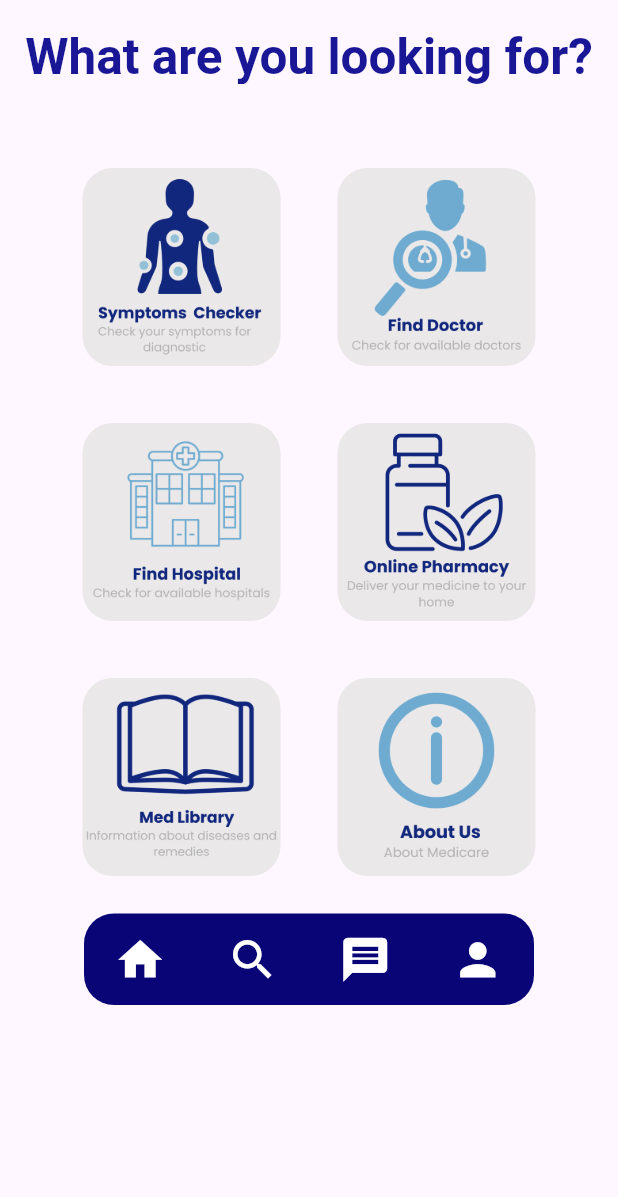
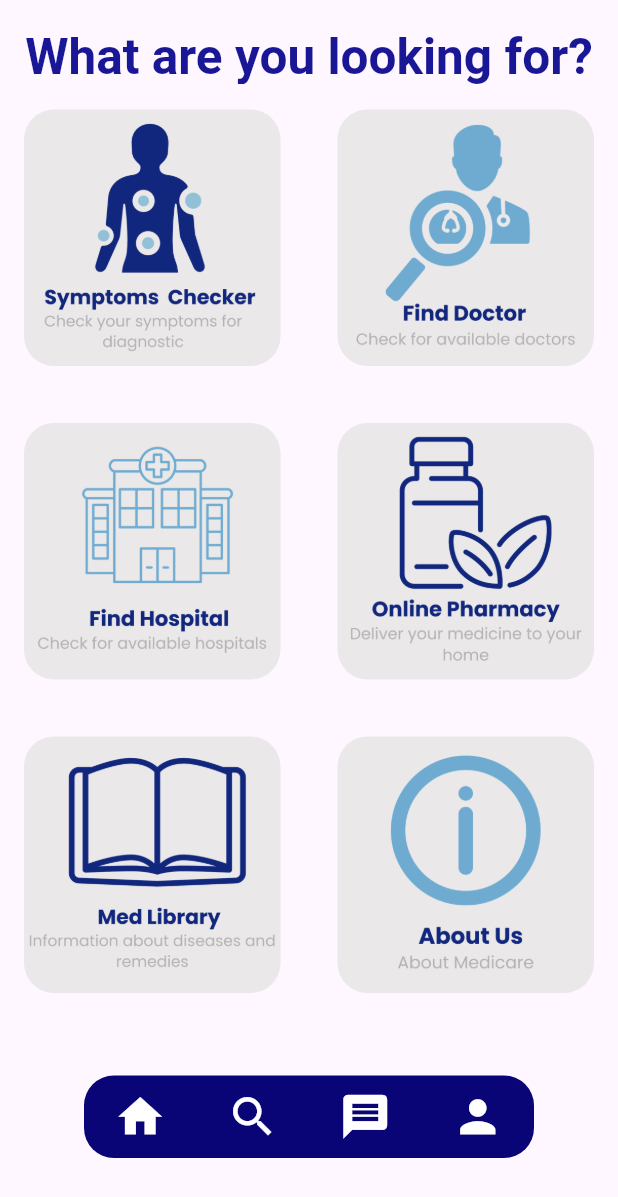
Before and after one commit to Wilmer27-ai/cc206-med_sync, a Flutter app: the screen it shows after launch, on a phone screen of 412 x 824 dp. Shown: the top 1197 px of the screen. Run offline on Flutter 3.47's test engine with Material 3 defaults, Android fonts, the phone set to English and light mode, and no system bars; Roboto replaces fonts that are missing (Poppins).

Commit message:
some changes on the sizes

```diff
--- a/lib/features/med_search.dart
+++ b/lib/features/med_search.dart
@@ -29,7 +29,7 @@ class med_search extends StatelessWidget {
         ),
       ),
       body: SingleChildScrollView(
-        padding: const EdgeInsets.all(40.0),
+        padding: const EdgeInsets.all(1.0),
         child: Column(
           crossAxisAlignment: CrossAxisAlignment.center,
           children: [
@@ -106,9 +106,9 @@ class FloatingNavigator extends StatelessWidget {
   @override
   Widget build(BuildContext context) {
     return Container(
-      margin: const EdgeInsets.only(top: 10.0),
+      margin: const EdgeInsets.only(top: 40.0),
       width: containerWidth,
-      padding: const EdgeInsets.symmetric(vertical: 5.0),
+      padding: const EdgeInsets.symmetric(vertical: 2.0),
       decoration: BoxDecoration(
         color: const Color.fromARGB(255, 10, 5, 118),
         borderRadius: BorderRadius.circular(20.0),
--- a/lib/main.dart
+++ b/lib/main.dart
@@ -13,6 +13,7 @@ class MyApp extends StatelessWidget {
   @override
   Widget build(BuildContext context) {
     return MaterialApp(
+      debugShowCheckedModeBanner: false,
       title: 'Med_sync',
       theme: ThemeData(
         colorScheme: ColorScheme.fromSeed(seedColor: Colors.deepPurple),
```
Also changed, not shown: lib/features/pharmacy.dart (+7 -2 lines).
